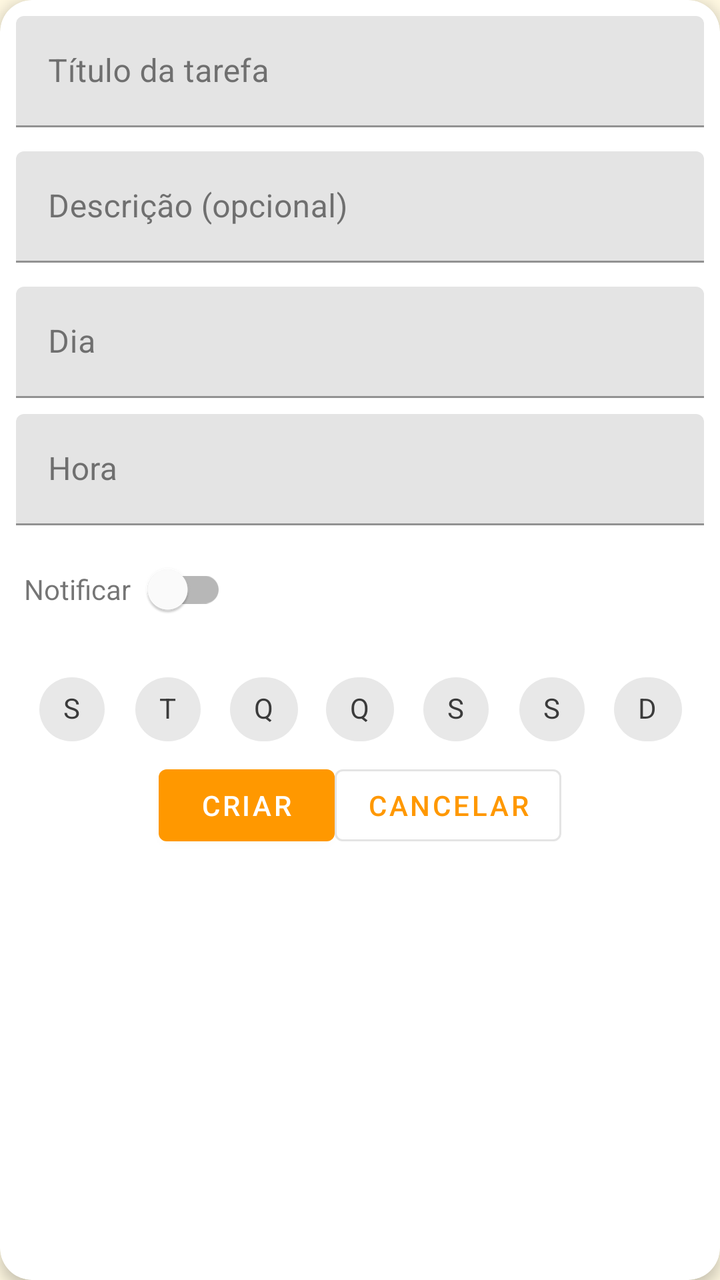
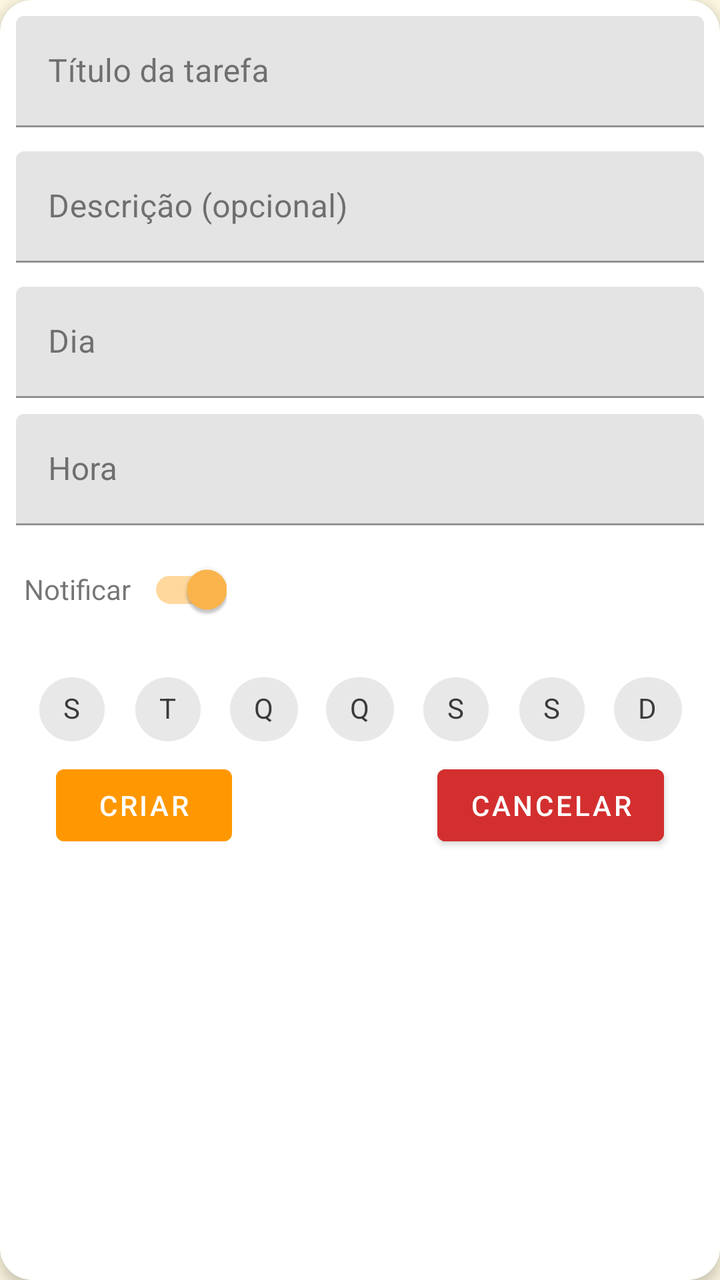

Two renders of the same Android screen: before a commit and after it. Below are the layout's source before the change and the commit's diff.
<!-- AndroidManifest.xml: application theme Theme.RotinasSim -->
<!-- res/layout/fragment_adicionar_tarefa.xml -->
<?xml version="1.0" encoding="utf-8"?>
<com.google.android.material.card.MaterialCardView xmlns:android="http://schemas.android.com/apk/res/android"
    xmlns:app="http://schemas.android.com/apk/res-auto"
    android:layout_width="match_parent"
    android:layout_height="match_parent"
    android:padding="16dp"
    android:layout_margin="12dp"
    app:cardCornerRadius="16dp"
    app:cardElevation="4dp">

    <ScrollView
        android:layout_width="match_parent"
        android:layout_height="match_parent">

        <LinearLayout
            android:layout_width="match_parent"
            android:layout_height="wrap_content"
            android:orientation="vertical"
            android:padding="8dp">

            
            <com.google.android.material.textfield.TextInputLayout
                android:layout_width="match_parent"
                android:layout_height="wrap_content"
                android:hint="Título da tarefa"
                >

                <com.google.android.material.textfield.TextInputEditText
                    android:id="@+id/inputTitulo"
                    android:layout_width="match_parent"
                    android:layout_height="wrap_content"
                    android:inputType="textCapSentences" />
            </com.google.android.material.textfield.TextInputLayout>

            
            <com.google.android.material.textfield.TextInputLayout
                android:layout_width="match_parent"
                android:layout_height="wrap_content"
                android:layout_marginTop="12dp"
                android:hint="Descrição (opcional)"
                >

                <com.google.android.material.textfield.TextInputEditText
                    android:id="@+id/inputDesc"
                    android:layout_width="match_parent"
                    android:layout_height="wrap_content"
                    android:inputType="textMultiLine"
                    android:maxLines="4"
                    android:minLines="1" />
            </com.google.android.material.textfield.TextInputLayout>

            
            <com.google.android.material.textfield.TextInputLayout
                android:layout_width="match_parent"
                android:layout_height="wrap_content"
                android:layout_marginTop="12dp"
                android:hint="Dia"
                >

                <com.google.android.material.textfield.TextInputEditText
                    android:id="@+id/inputDia"
                    android:layout_width="match_parent"
                    android:layout_height="wrap_content"
                    android:clickable="true"
                    android:focusable="false"
                    android:inputType="date"
                    />
            </com.google.android.material.textfield.TextInputLayout>

            
            <com.google.android.material.textfield.TextInputLayout
                android:layout_width="match_parent"
                android:layout_height="wrap_content"
                android:layout_marginTop="8dp"
                android:hint="Hora"
                >

                <com.google.android.material.textfield.TextInputEditText
                    android:id="@+id/inputHora"
                    android:layout_width="match_parent"
                    android:layout_height="wrap_content"
                    android:clickable="true"
                    android:focusable="false"
                    android:inputType="time" />
            </com.google.android.material.textfield.TextInputLayout>

            
            <LinearLayout
                android:layout_width="match_parent"
                android:layout_height="wrap_content"
                android:layout_marginTop="8dp"
                android:orientation="horizontal"
                android:paddingHorizontal="4dp">

                <TextView
                    android:layout_width="wrap_content"
                    android:layout_height="wrap_content"
                    android:text="Notificar"
                    />

                <com.google.android.material.switchmaterial.SwitchMaterial
                    android:id="@+id/inputNotificar"
                    android:layout_width="wrap_content"
                    android:layout_height="wrap_content" />
            </LinearLayout>

            
            <com.google.android.material.textfield.TextInputLayout
                android:layout_width="match_parent"
                android:layout_height="wrap_content"
                android:hint="Recorrência"
                android:layout_marginTop="12dp"
                >

                <LinearLayout
                    android:layout_width="match_parent"
                    android:layout_height="wrap_content"
                    android:orientation="horizontal"
                    android:gravity="center"
                    >

                    <com.google.android.material.chip.Chip
                        android:id="@+id/chipSeg"
                        style="@style/Widget.MaterialComponents.Chip.Choice"
                        android:layout_width="wrap_content"
                        android:layout_height="wrap_content"
                        android:text="S" />

                    <com.google.android.material.chip.Chip
                        android:id="@+id/chipTer"
                        style="@style/Widget.MaterialComponents.Chip.Choice"
                        android:layout_width="wrap_content"
                        android:layout_height="wrap_content"
                        android:text="T" />

                    <com.google.android.material.chip.Chip
                        android:id="@+id/chipQuar"
                        style="@style/Widget.MaterialComponents.Chip.Choice"
                        android:layout_width="wrap_content"
                        android:layout_height="wrap_content"
                        android:text="Q" />

                    <com.google.android.material.chip.Chip
                        android:id="@+id/chipQuin"
                        style="@style/Widget.MaterialComponents.Chip.Choice"
                        android:layout_width="wrap_content"
                        android:layout_height="wrap_content"
                        android:text="Q" />

                    <com.google.android.material.chip.Chip
                        android:id="@+id/chipSex"
                        style="@style/Widget.MaterialComponents.Chip.Choice"
                        android:layout_width="wrap_content"
                        android:layout_height="wrap_content"
                        android:text="S" />

                    <com.google.android.material.chip.Chip
                        android:id="@+id/chipSab"
                        style="@style/Widget.MaterialComponents.Chip.Choice"
                        android:layout_width="wrap_content"
                        android:layout_height="wrap_content"
                        android:text="S" />

                    <com.google.android.material.chip.Chip
                        android:id="@+id/chipDom"
                        style="@style/Widget.MaterialComponents.Chip.Choice"
                        android:layout_width="wrap_content"
                        android:layout_height="wrap_content"
                        android:text="D" />


                </LinearLayout>
            </com.google.android.material.textfield.TextInputLayout>

            <LinearLayout
                android:layout_width="match_parent"
                android:layout_height="wrap_content"
                android:gravity="center"
                >
                <com.google.android.material.button.MaterialButton
                    android:id="@+id/botaoCriar"
                    android:layout_width="wrap_content"
                    android:layout_height="wrap_content"
                    android:text="Criar"
                    />

                <com.google.android.material.button.MaterialButton
                    android:id="@+id/botaoAtualizar"
                    android:layout_width="wrap_content"
                    android:layout_height="wrap_content"
                    android:text="Salvar"
                    android:visibility="gone"
                    />

                <com.google.android.material.button.MaterialButton
                    android:id="@+id/botaoExcluir"
                    android:layout_width="wrap_content"
                    android:layout_height="wrap_content"
                    android:text="Excluir"
                    android:visibility="gone"
                    style="?attr/materialButtonOutlinedStyle" />

                <com.google.android.material.button.MaterialButton
                    android:id="@+id/botaoCancelar"
                    android:layout_width="wrap_content"
                    android:layout_height="wrap_content"
                    android:text="Cancelar"
                    style="?attr/materialButtonOutlinedStyle" />
            </LinearLayout>

        </LinearLayout>
    </ScrollView>
</com.google.android.material.card.MaterialCardView>
<!-- resources referenced by this layout -->
<resources>
  <style name="Theme.RotinasSim" parent="Base.Theme.RotinasSim" />
  <style name="Base.Theme.RotinasSim" parent="Theme.MaterialComponents.DayNight.NoActionBar">
          <item name="colorPrimary">@color/colorPrimary</item>
          <item name="colorPrimaryVariant">@color/colorPrimaryVariant</item>
          <item name="colorOnPrimary">@color/colorOnPrimary</item>
  
          <item name="colorSecondary">@color/colorSecondary</item>
          <item name="colorOnSecondary">@color/colorOnSecondary</item>
  
          <item name="android:colorBackground">@color/colorBackground</item>
          <item name="colorOnBackground">@color/colorOnBackground</item>
  
          <item name="colorSurface">@color/colorSurface</item>
          <item name="colorOnSurface">@color/colorOnSurface</item>
  
          <item name="colorError">@color/colorError</item>
          <item name="colorOnError">@color/colorOnError</item>
  
          <item name="android:statusBarColor">@color/colorPrimaryVariant</item>
          <item name="android:navigationBarColor">@color/colorPrimary</item>
          <item name="android:windowLightStatusBar">true</item>
      </style>
  <color name="colorPrimary">#FF9800</color>
  <color name="colorPrimaryVariant">#F57C00</color>
  <color name="colorOnPrimary">#FFFFFF</color>
  <color name="colorSecondary">#FFB74D</color>
  <color name="colorOnSecondary">#212121</color>
  <color name="colorBackground">#FFF8E1</color>
  <color name="colorOnBackground">#212121</color>
  <color name="colorSurface">#FFFFFF</color>
  <color name="colorOnSurface">#212121</color>
  <color name="colorError">#D32F2F</color>
  <color name="colorOnError">#FFFFFF</color>
</resources>

<!-- the commit's change to res/layout/fragment_adicionar_tarefa.xml (unified diff, before → after) -->
@@ -96,12 +96,16 @@
                     android:layout_width="wrap_content"
                     android:layout_height="wrap_content"
                     android:text="Notificar"
+                    android:labelFor="@+id/inputNotificar"
                     />
 
                 <com.google.android.material.switchmaterial.SwitchMaterial
                     android:id="@+id/inputNotificar"
                     android:layout_width="wrap_content"
-                    android:layout_height="wrap_content" />
+                    android:layout_height="wrap_content"
+                    android:checked="true"
+
+                    />
             </LinearLayout>
 
             
@@ -176,36 +180,30 @@
                 android:layout_width="match_parent"
                 android:layout_height="wrap_content"
                 android:gravity="center"
+
                 >
                 <com.google.android.material.button.MaterialButton
                     android:id="@+id/botaoCriar"
                     android:layout_width="wrap_content"
                     android:layout_height="wrap_content"
                     android:text="Criar"
-                    />
-
-                <com.google.android.material.button.MaterialButton
-                    android:id="@+id/botaoAtualizar"
-                    android:layout_width="wrap_content"
-                    android:layout_height="wrap_content"
-                    android:text="Salvar"
-                    android:visibility="gone"
-                    />
-
-                <com.google.android.material.button.MaterialButton
-                    android:id="@+id/botaoExcluir"
-                    android:layout_width="wrap_content"
-                    android:layout_height="wrap_content"
-                    android:text="Excluir"
-                    android:visibility="gone"
-                    style="?attr/materialButtonOutlinedStyle" />
+                    android:layout_marginStart="20dp"
+                    />
+
+                <View
+                    android:layout_width="wrap_content"
+                    android:layout_height="wrap_content"
+                    android:layout_weight="1"
+                    />
 
                 <com.google.android.material.button.MaterialButton
                     android:id="@+id/botaoCancelar"
                     android:layout_width="wrap_content"
                     android:layout_height="wrap_content"
                     android:text="Cancelar"
-                    style="?attr/materialButtonOutlinedStyle" />
+                    android:backgroundTint="@color/colorError"
+                    android:layout_marginEnd="20dp"
+                    />
             </LinearLayout>
 
         </LinearLayout>
<!-- resource entries referenced after the edit -->
@@ -1,5 +1,6 @@
 <!-- resources referenced by this layout -->
 <resources>
+  <color name="colorError">#D32F2F</color>
   <style name="Theme.RotinasSim" parent="Base.Theme.RotinasSim" />
   <style name="Base.Theme.RotinasSim" parent="Theme.MaterialComponents.DayNight.NoActionBar">
           <item name="colorPrimary">@color/colorPrimary</item>
@@ -31,7 +32,6 @@
   <color name="colorOnBackground">#212121</color>
   <color name="colorSurface">#FFFFFF</color>
   <color name="colorOnSurface">#212121</color>
-  <color name="colorError">#D32F2F</color>
   <color name="colorOnError">#FFFFFF</color>
 </resources>
 
